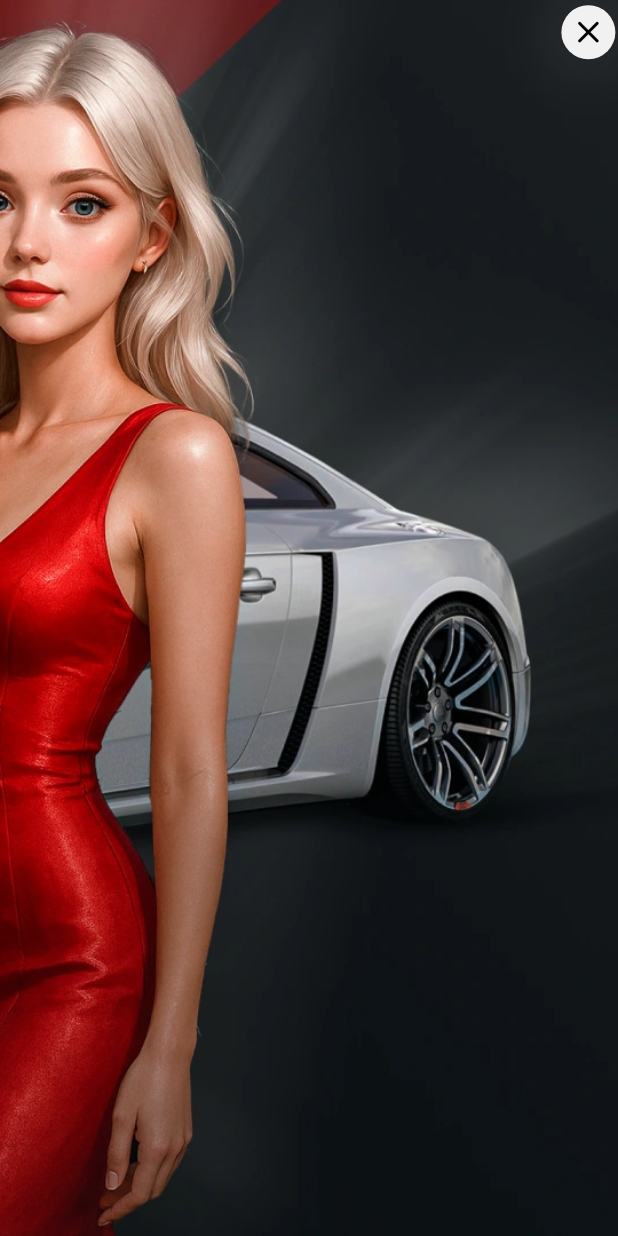
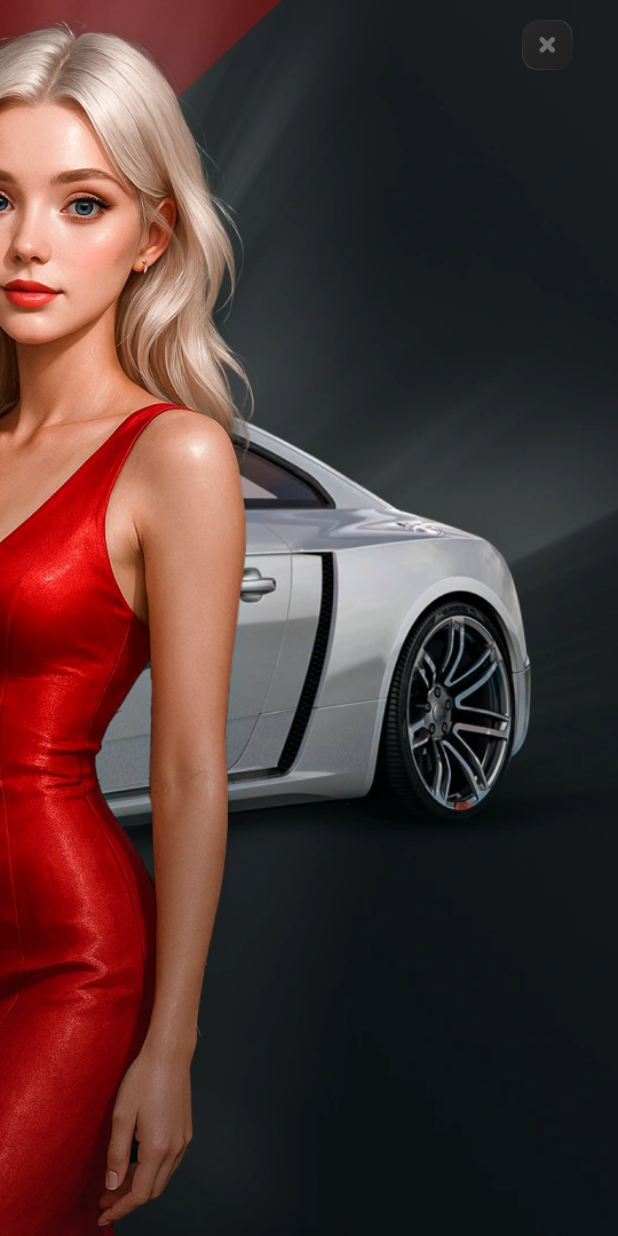
Before and after one commit to petrfalkovsky/com-russia-game-flutter-ui, a Flutter app: the screen it shows after launch, after a tap on "РЕФЕРАЛЬНАЯ ПРОГРАММА", on a phone screen of 412 x 824 dp. Run offline on Flutter 3.47's test engine with Material 3 defaults, Android fonts, the phone set to English and light mode, and no system bars; our stand-ins replace auto_size_text, figma_squircle, get_it.

Commit message:
feat: add close widget

```diff
--- a/lib/core/shared_widgets/close_widget.dart
+++ b/lib/core/shared_widgets/close_widget.dart
@@ -5,7 +5,7 @@ import 'package:com_russia_game_flutter_ui/core/theme/app_colors.dart';
 import 'package:com_russia_game_flutter_ui/core/theme/app_fonts.dart';
 import 'package:com_russia_game_flutter_ui/core/shared_widgets/custom_animated_click.dart';
 
-class GrandCloseButton extends StatelessWidget {
+class CloseWidget extends StatelessWidget {
   final Function()? onTap;
   final bool isArrowBack;
   final bool secondStyle;
@@ -15,7 +15,7 @@ class GrandCloseButton extends StatelessWidget {
   final double? width;
   final double? height;
 
-  const GrandCloseButton({
+  const CloseWidget({
     super.key,
     this.onTap,
     this.isArrowBack = false,
@@ -27,12 +27,12 @@ class GrandCloseButton extends StatelessWidget {
     this.height,
   });
 
-  factory GrandCloseButton.hasTitleBack({
+  factory CloseWidget.hasTitleBack({
     Function()? onTap,
     bool inverted = false,
     double? width,
     double? height,
-  }) => GrandCloseButton(
+  }) => CloseWidget(
     onTap: onTap,
     isArrowBack: true,
     secondStyle: true,
--- a/lib/feature/launcher/referral_program/presentation/pages/referral_program_screen.dart
+++ b/lib/feature/launcher/referral_program/presentation/pages/referral_program_screen.dart
@@ -1,6 +1,6 @@
-import 'package:com_russia_game_flutter_ui/core/shared_widgets/close_widget.dart';
 import 'package:com_russia_game_flutter_ui/core/theme/app_images.dart';
 import 'package:com_russia_game_flutter_ui/core/utils/sdp.dart';
+import 'package:com_russia_game_flutter_ui/feature/launcher/referral_program/presentation/widgets/close_widget.dart';
 import 'package:flutter/material.dart';
 
 class ReferralProgramScreen extends StatelessWidget {
@@ -8,7 +8,7 @@ class ReferralProgramScreen extends StatelessWidget {
 
   @override
   Widget build(BuildContext context) {
-    _sdp(double value) => sdpW(context, value) * 1.0;
+    _sdp(double value) => sdpW(context, value) * 1.9;
 
     return Material(
       type: MaterialType.transparency,
@@ -16,16 +16,24 @@ class ReferralProgramScreen extends StatelessWidget {
         child: Stack(
           alignment: Alignment.center,
           children: [
+            /// ФОН
             Positioned.fill(child: Image.asset(AppImages.refBg, fit: BoxFit.cover)),
 
             /// КНОПКА ЗАКРЫТЬ
             Positioned(
-              top: _sdp(20),
-              right: _sdp(10),
-              child: GrandCloseButton(
-                onTap: () {
-                  Navigator.pop(context);
-                },
+              top: _sdp(40),
+              right: _sdp(92),
+              // child: GradientBorderContainer(width: 100, height: 100,)
+              child: Row(
+                mainAxisAlignment: MainAxisAlignment.end,
+                children: [
+                  CloseWidget(
+                    size: _sdp(100),
+                    cornerRadius: _sdp(30),
+                    borderWidth: _sdp(1),
+                    iconSize: _sdp(40),
+                  ),
+                ],
               ),
             ),
           ],
--- /dev/null
+++ b/lib/feature/launcher/referral_program/presentation/widgets/close_widget.dart
@@ -0,0 +1,99 @@
+import 'package:com_russia_game_flutter_ui/core/shared_widgets/custom_animated_click.dart';
+import 'package:com_russia_game_flutter_ui/core/theme/app_colors.dart';
+import 'package:com_russia_game_flutter_ui/core/theme/app_images.dart';
+import 'package:figma_squircle/figma_squircle.dart';
+import 'package:flutter/material.dart';
+
+class CloseWidget extends StatelessWidget {
+  final Widget? child;
+  final String? iconPath;
+  final double? size;
+  final double? cornerRadius;
+
+  // cглаживание скруглений (0.0–1.0)
+  final double? cornerSmoothing;
+  final double? borderWidth;
+  final double? iconSize;
+  final EdgeInsets? iconPadding;
+  final List<Color>? borderGradientColors;
+  final List<Color>? fillGradientColors;
+
+  const CloseWidget({
+    super.key,
+    this.child,
+    this.iconPath,
+    this.size,
+    this.cornerRadius,
+    this.cornerSmoothing,
+    this.borderWidth,
+    this.iconSize,
+    this.iconPadding,
+    this.borderGradientColors,
+    this.fillGradientColors,
+  });
+
+  @override
+  Widget build(BuildContext context) {
+    final double effectiveSize = size ?? 100;
+    final double radius = cornerRadius ?? 30.0;
+    final double smoothing = cornerSmoothing ?? 1.0;
+    final double effectiveBorderWidth = borderWidth ?? 1.0;
+    final double effectiveIconSize = iconSize ?? 40.0;
+    final EdgeInsets effectivePadding = iconPadding ?? EdgeInsets.zero;
+
+    final List<Color> borderColors =
+        borderGradientColors ??
+        [
+          AppColors.white.withOpacity(.3),
+          AppColors.white.withOpacity(.0),
+          AppColors.white.withOpacity(.3),
+        ];
+
+    final List<Color> fillColors =
+        fillGradientColors ?? const [Color(0xFF282828), Color(0xFF1F1F1F)];
+
+    return TapAnimation(
+      child: Container(
+        width: effectiveSize,
+        height: effectiveSize,
+        decoration: ShapeDecoration(
+          shape: SmoothRectangleBorder(
+            borderRadius: SmoothBorderRadius(cornerRadius: radius, cornerSmoothing: smoothing),
+          ),
+          gradient: LinearGradient(
+            begin: Alignment.bottomLeft,
+            end: Alignment.topRight,
+            colors: borderColors,
+            stops: [0.0, 0.55, 1.0],
+          ),
+        ),
+        child: Container(
+          margin: EdgeInsets.all(effectiveBorderWidth),
+          decoration: ShapeDecoration(
+            shape: SmoothRectangleBorder(
+              borderRadius: SmoothBorderRadius(
+                cornerRadius: radius - effectiveBorderWidth,
+                cornerSmoothing: smoothing,
+              ),
+            ),
+            gradient: LinearGradient(
+              begin: Alignment.topLeft,
+              end: Alignment.bottomRight,
+              colors: fillColors,
+            ),
+          ),
+          padding: effectivePadding,
+          child:
+              child ??
+              Center(
+                child: Image.asset(
+                  iconPath ?? AppImages.refClose,
+                  width: effectiveIconSize,
+                  color: AppColors.white.withOpacity(.7),
+                ),
+              ),
+        ),
+      ),
+    );
+  }
+}
--- a/pubspec.yaml
+++ b/pubspec.yaml
@@ -23,6 +23,7 @@ dependencies:
   flutter_svg: 2.1.0
   gradient_borders: ^1.0.1
   percent_indicator: ^4.2.3
+  figma_squircle: ^0.6.3
 
   # State management / Injection
   bloc: ^9.0.0
```
Also changed, not shown: pubspec.lock.
